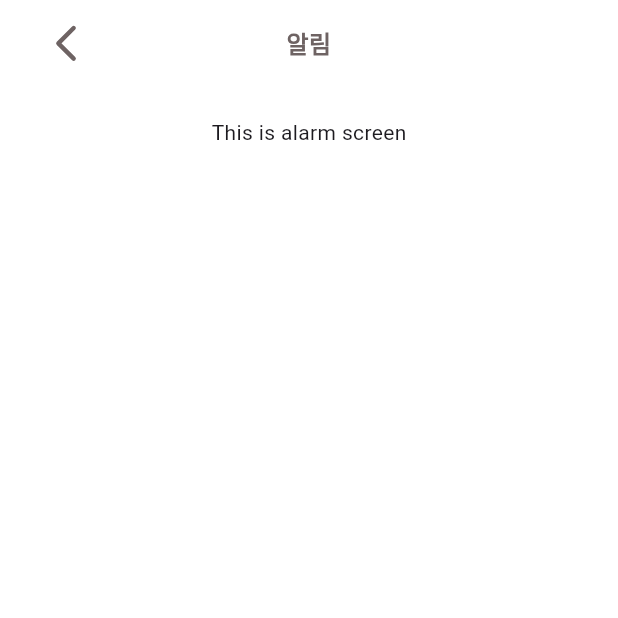
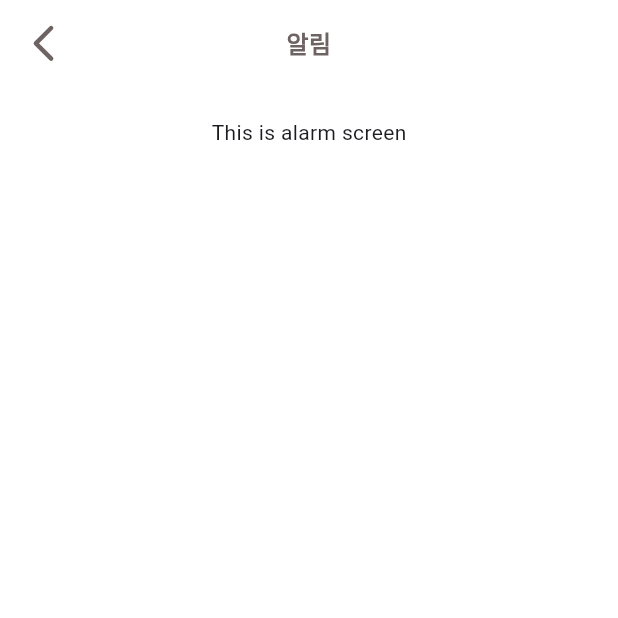
Before and after one commit to SS507-today/project-today-flutter, a Flutter app: the AlarmScreen screen opened by its route, on a phone screen of 412 x 824 dp, the top half of it. Run offline on Flutter 3.47's test engine with Material 3 defaults, Android fonts, the light colour scheme and no system bars; our stand-ins replace avatar_glow, flutter_svg, skeletonizer, smooth_page_indicator; missing offline and left inert: mesh_gradient; network calls fail; Roboto replaces fonts that are missing (Pretendard).

Commit message:
refactor: correct horizontal padding

```diff
--- a/project_today/lib/ui/organisms/header.dart
+++ b/project_today/lib/ui/organisms/header.dart
@@ -24,7 +24,7 @@ class Header extends StatelessWidget {
   @override
   Widget build(BuildContext context) {
     return Container(
-      padding: const EdgeInsets.fromLTRB(20, 13, 20, 13),
+      padding: const EdgeInsets.fromLTRB(5, 13, 5, 13),
       width: MediaQuery.of(context).size.width,
       height: 58,
       alignment: Alignment.center,
```
